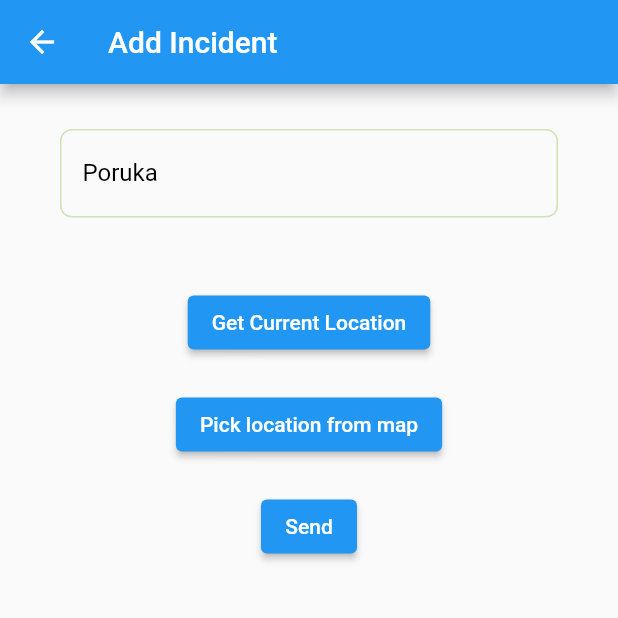
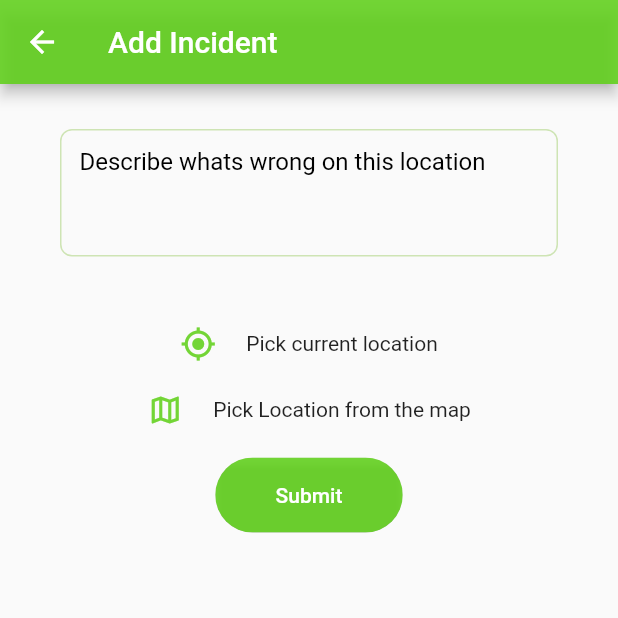
Before and after one commit to JovanSl/Cargo-Bike, a Flutter app: the NewIncidentScreen screen opened directly, on a phone screen of 412 x 824 dp, the top half of it. Run offline on Flutter 3.47's test engine with Material 2 defaults, Android fonts, the phone set to English and light mode, and no system bars; our stand-ins replace bloc, cloud_firestore, equatable, firebase_auth, firebase_core, firebase_storage and 7 more; missing offline and left inert: flutter_map_dragmarker, flutter_map_marker_popup, flutter_osm_plugin; accounts and stored records are empty; generated files the repository leaves out were written again; project files that could hold a hidden picture were left out.

Commit message:
add UI changes to new incident screen

```diff
--- /dev/null
+++ b/lib/src/components/multi_line_input_field.dart
@@ -0,0 +1,53 @@
+import 'package:flutter/material.dart';
+
+class MultiLineInputField extends StatelessWidget {
+  final TextEditingController controller;
+  final String lable;
+  final Function(String)? onChanged;
+  const MultiLineInputField({
+    Key? key,
+    required this.controller,
+    required this.lable,
+    this.onChanged,
+  }) : super(key: key);
+
+  @override
+  Widget build(BuildContext context) {
+    return Padding(
+      padding: const EdgeInsets.fromLTRB(40, 10, 40, 10),
+      child: TextFormField(
+        textDirection: TextDirection.ltr,
+        keyboardType: TextInputType.multiline,
+        minLines: 3,
+        maxLines: 7,
+        onChanged: onChanged,
+        textInputAction: TextInputAction.newline,
+        textAlign: TextAlign.start,
+        controller: controller
+        // ..selection = TextSelection(
+        //     baseOffset: controller.text.length,
+        //     extentOffset: controller.text.length),
+        ,
+        cursorColor: Colors.lightGreen,
+        textAlignVertical: TextAlignVertical.bottom,
+        decoration: InputDecoration(
+            isCollapsed: true,
+            contentPadding:
+                const EdgeInsets.only(left: 13, top: 12, bottom: 16, right: 13),
+            enabledBorder: OutlineInputBorder(
+              borderSide: BorderSide(color: Colors.lightGreen.withOpacity(0.4)),
+              borderRadius: BorderRadius.circular(8),
+            ),
+            focusedBorder: OutlineInputBorder(
+              borderSide: const BorderSide(color: Colors.lightGreen),
+              borderRadius: BorderRadius.circular(8),
+            ),
+            labelText: lable,
+            labelStyle: const TextStyle(
+              color: Colors.black,
+            ),
+            alignLabelWithHint: true),
+      ),
+    );
+  }
+}
--- a/lib/src/features/incidents/incidents_screen.dart
+++ b/lib/src/features/incidents/incidents_screen.dart
@@ -62,7 +62,7 @@ class _IncidentScreenState extends State<IncidentScreen> {
                 center: LatLng(45.2623752, 19.84910386),
                 zoom: 12.0,
                 onTap: (_, __) => _popupLayerController
-                    .hideAllPopups(), // Hide popup when the map is tapped.
+                    .hideAllPopups(),
               ),
               children: [
                 TileLayerWidget(
--- a/lib/src/features/new_incident/components/location_picker_map.dart
+++ b/lib/src/features/new_incident/components/location_picker_map.dart
@@ -11,7 +11,7 @@ class LocationPickerMap extends StatelessWidget {
 
   @override
   Widget build(BuildContext context) {
-    double lng = 0, lat = 0;
+    double lng = 19.84910386, lat = 45.2623752;
     final PopupController _popupLayerController = PopupController();
     return Scaffold(
       floatingActionButton: FloatingActionButton(
--- a/lib/src/features/new_incident/new_incident_screen.dart
+++ b/lib/src/features/new_incident/new_incident_screen.dart
@@ -1,10 +1,12 @@
-import 'package:cargo_bike/src/components/input_field_component.dart';
+import 'package:cargo_bike/src/constants/colors.dart';
 import 'package:cargo_bike/src/features/new_incident/components/location_picker_map.dart';
 import 'package:flutter/material.dart';
 import 'package:flutter_bloc/flutter_bloc.dart';
 import 'package:location/location.dart' as lokacija;
 import 'package:geocoding/geocoding.dart' as geocoding;
+import 'package:flutter_gen/gen_l10n/app_localizations.dart';
 
+import '../../components/multi_line_input_field.dart';
 import '../../models/incident.dart';
 import '../../models/location.dart';
 import '../incidents/bloc/incident_bloc.dart';
@@ -31,23 +33,26 @@ class _NewIncidentScreenState extends State<NewIncidentScreen> {
     lokacija.LocationData _locationData;
     return Scaffold(
       appBar: AppBar(
-        title: const Text('Add Incident'),
+        backgroundColor: CargoBikeColors.lightGreen,
+        title: Text(AppLocalizations.of(context)!.addIncident),
         automaticallyImplyLeading: true,
       ),
       body: SizedBox(
         child: Column(
           children: <Widget>[
             const SizedBox(height: 20),
-            InputFieldComponent(
-              lable: 'Poruka',
+            MultiLineInputField(
+              lable: AppLocalizations.of(context)!.describeIncident,
               controller: message,
             ),
             Text(placemarks?.first.toString() == null
                 ? ''
-                : placemarks!.first.street.toString()),
+                : placemarks!.first.street.toString() +
+                    ", " +
+                    placemarks!.first.locality.toString()),
             const SizedBox(height: 20),
-            ElevatedButton(
-                onPressed: () async {
+            GestureDetector(
+              onTap: () async {
                 _serviceEnabled = await location.serviceEnabled();
                 if (!_serviceEnabled) {
                   _serviceEnabled = await location.requestService();
@@ -59,8 +64,7 @@ class _NewIncidentScreenState extends State<NewIncidentScreen> {
                 _permissionGranted = await location.hasPermission();
                 if (_permissionGranted == lokacija.PermissionStatus.denied) {
                   _permissionGranted = await location.requestPermission();
-                    if (_permissionGranted !=
-                        lokacija.PermissionStatus.granted) {
+                  if (_permissionGranted != lokacija.PermissionStatus.granted) {
                     return;
                   }
                 }
@@ -74,10 +78,23 @@ class _NewIncidentScreenState extends State<NewIncidentScreen> {
                   placemarks = placemarks;
                 });
               },
-                child: const Text('Get Current Location')),
+              child: Row(
+                mainAxisAlignment: MainAxisAlignment.center,
+                children: [
+                  Icon(
+                    Icons.gps_fixed,
+                    color: CargoBikeColors.lightGreen,
+                  ),
+                  const SizedBox(
+                    width: 20,
+                  ),
+                  Text(AppLocalizations.of(context)!.locationCurrent),
+                ],
+              ),
+            ),
             const SizedBox(height: 20),
-            ElevatedButton(
-                onPressed: () async {
+            GestureDetector(
+              onTap: () async {
                 final pickedLocation = await Navigator.push(
                   context,
                   MaterialPageRoute(
@@ -92,9 +109,28 @@ class _NewIncidentScreenState extends State<NewIncidentScreen> {
                   placemarks = placemarks;
                 });
               },
-                child: const Text('Pick location from map')),
+              child: Row(
+                mainAxisAlignment: MainAxisAlignment.center,
+                children: [
+                  Icon(
+                    Icons.map_outlined,
+                    color: CargoBikeColors.lightGreen,
+                  ),
+                  const SizedBox(
+                    width: 20,
+                  ),
+                  Text(AppLocalizations.of(context)!.locationFromMap),
+                ],
+              ),
+            ),
             const SizedBox(height: 20),
-            ElevatedButton(
+            ClipRRect(
+              borderRadius: BorderRadius.circular(50),
+              child: ElevatedButton(
+                  style: ElevatedButton.styleFrom(
+                    minimumSize: const Size(125, 50),
+                    primary: CargoBikeColors.lightGreen,
+                  ),
                   onPressed: () {
                     context.read<IncidentBloc>().add(
                           CreateIncidentEvent(
@@ -108,7 +144,8 @@ class _NewIncidentScreenState extends State<NewIncidentScreen> {
                         );
                     Navigator.pop(context);
                   },
-                child: const Text('Send'))
+                  child: Text(AppLocalizations.of(context)!.submit)),
+            )
           ],
         ),
       ),
--- a/lib/src/localization/app_en.arb
+++ b/lib/src/localization/app_en.arb
@@ -51,6 +51,10 @@
   "registrationSuccesfull":"Your account has been successfully created. \nCheck your email for verification link.",
   "noMail":"Didn't recive verification email? \nResend",
   "incidentsScreenText":"Map of all incidents",
-  "incidentCreated":"Successfully added incident"
+  "incidentCreated":"Successfully added incident",
+  "locationFromMap":"Pick Location from the map",
+  "locationCurrent":"Pick current location",
+  "addIncident":"Add Incident",
+  "describeIncident":"Describe whats wrong on this location"
 
 }
--- a/lib/src/localization/app_sr.arb
+++ b/lib/src/localization/app_sr.arb
@@ -50,6 +50,10 @@
   "registrationSuccesfull":"Tvoj nalog je uspešno kreiran. Proveri svoj mejl i verifikujte se putem linka",
   "noMail":"Nisi dobio/la mail? Klikni na dugme ispod za ponovno slanje",
   "incidentsScreenText":"Mapa svih incidenata",
-  "incidentCreated":"Uspešno dodat incident"
+  "incidentCreated":"Uspešno dodat incident",
+  "locationFromMap":"Izaberite lokaciju sa mape",
+  "locationCurrent":"Izaberite trenutnu lokaciju",
+  "addIncident":"Dodajte incident",
+  "describeIncident":"Opišite šta nije uredu sa ovom lokacijom"
 
 }
```
Lines whose indentation alone changed are shown as unchanged.
